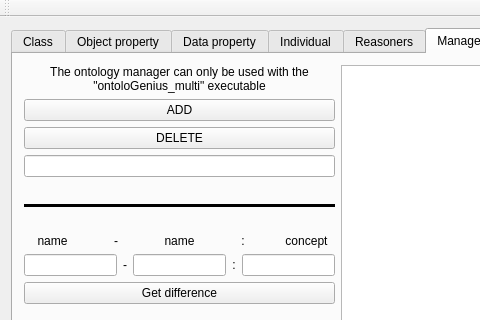
This is ui/ontologui.ui in sarthou/ontologenius as Qt 5 draws it before an edit; both pictures show x 0 to 480 and y 0 to 320 of the 571 by 585 pixel window. The edited form follows.
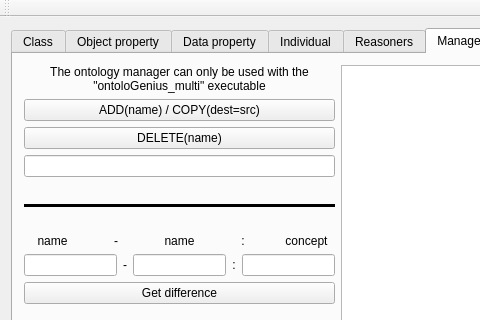
This is the edited form. The open tabs and pages were chosen to show the change. Icons and pictures are not drawn. Custom widgets are drawn as their Qt base class.

Commit message: [ADD] ontoloGUI copy ontology

```diff
--- a/ui/ontologui.ui
+++ b/ui/ontologui.ui
@@ -1096,7 +1096,7 @@
              <item>
               <widget class="QPushButtonExtended" name="AddPushButton">
                <property name="text">
-                <string>ADD</string>
+                <string>ADD(name) / COPY(dest=src)</string>
                </property>
               </widget>
              </item>
@@ -1108,7 +1108,7 @@
              <item>
               <widget class="QPushButtonExtended" name="DelPushButton">
                <property name="text">
-                <string>DELETE</string>
+                <string>DELETE(name)</string>
                </property>
               </widget>
              </item>
```
Left out of the diff: 2 changed lines with no effect on the pictures. The commit also changes 1 other file.
